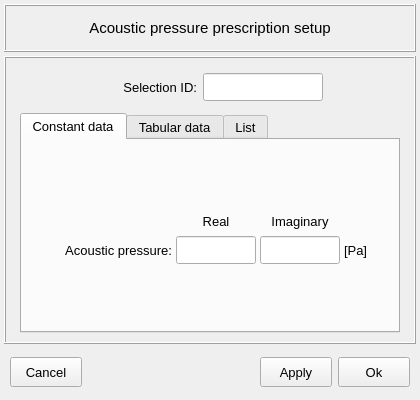
Qt form vibra/interface/data/ui_files/model/acoustic/excitations/acoustic_pressure_inputs.ui (MOPT-UFSC/VIBRA) before a commit.
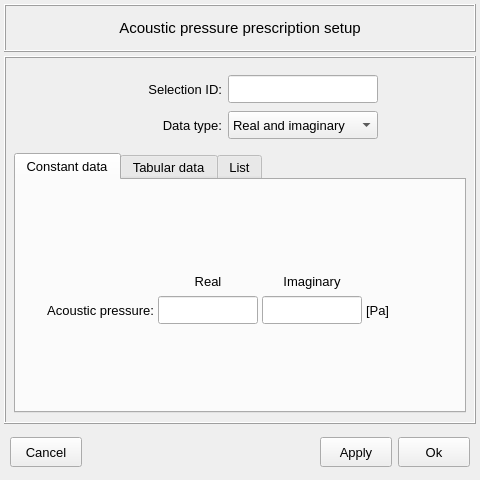
The same form after that commit. Icons and pictures are not drawn.

Diff of the .ui file:
```diff
--- a/vibra/interface/data/ui_files/model/acoustic/excitations/acoustic_pressure_inputs.ui
+++ b/vibra/interface/data/ui_files/model/acoustic/excitations/acoustic_pressure_inputs.ui
@@ -9,8 +9,8 @@
    <rect>
     <x>0</x>
     <y>0</y>
-    <width>420</width>
-    <height>400</height>
+    <width>480</width>
+    <height>480</height>
    </rect>
   </property>
   <property name="sizePolicy">
@@ -21,14 +21,14 @@
   </property>
   <property name="minimumSize">
    <size>
-    <width>420</width>
+    <width>480</width>
     <height>400</height>
    </size>
   </property>
   <property name="maximumSize">
    <size>
-    <width>420</width>
-    <height>400</height>
+    <width>480</width>
+    <height>480</height>
    </size>
   </property>
   <property name="font">
@@ -72,7 +72,7 @@
      </property>
      <property name="maximumSize">
       <size>
-       <width>420</width>
+       <width>16777215</width>
        <height>48</height>
       </size>
      </property>
@@ -120,7 +120,7 @@
      </property>
      <property name="maximumSize">
       <size>
-       <width>420</width>
+       <width>16777215</width>
        <height>480</height>
       </size>
      </property>
@@ -131,18 +131,24 @@
       <enum>QFrame::Shadow::Raised</enum>
      </property>
      <layout class="QGridLayout" name="gridLayout_4">
+      <property name="leftMargin">
+       <number>8</number>
+      </property>
+      <property name="rightMargin">
+       <number>8</number>
+      </property>
       <item row="0" column="0">
        <widget class="QFrame" name="frame_4">
         <property name="minimumSize">
          <size>
           <width>360</width>
-          <height>40</height>
+          <height>80</height>
          </size>
         </property>
         <property name="maximumSize">
          <size>
-          <width>380</width>
-          <height>40</height>
+          <width>16777215</width>
+          <height>90</height>
          </size>
         </property>
         <property name="frameShape">
@@ -174,7 +180,7 @@
           <widget class="QLineEdit" name="lineEdit_selection_id">
            <property name="minimumSize">
             <size>
-             <width>120</width>
+             <width>150</width>
              <height>28</height>
             </size>
            </property>
@@ -203,17 +209,105 @@
            </property>
           </widget>
          </item>
+         <item row="0" column="3">
+          <spacer name="horizontalSpacer_2">
+           <property name="orientation">
+            <enum>Qt::Orientation::Horizontal</enum>
+           </property>
+           <property name="sizeHint" stdset="0">
+            <size>
+             <width>40</width>
+             <height>20</height>
+            </size>
+           </property>
+          </spacer>
+         </item>
+         <item row="0" column="0">
+          <spacer name="horizontalSpacer">
+           <property name="orientation">
+            <enum>Qt::Orientation::Horizontal</enum>
+           </property>
+           <property name="sizeHint" stdset="0">
+            <size>
+             <width>40</width>
+             <height>20</height>
+            </size>
+           </property>
+          </spacer>
+         </item>
+         <item row="1" column="1">
+          <widget class="QLabel" name="label_4">
+           <property name="minimumSize">
+            <size>
+             <width>120</width>
+             <height>28</height>
+            </size>
+           </property>
+           <property name="maximumSize">
+            <size>
+             <width>120</width>
+             <height>28</height>
+            </size>
+           </property>
+           <property name="font">
+            <font>
+             <family>MS Shell Dlg 2</family>
+             <pointsize>10</pointsize>
+             <italic>false</italic>
+             <bold>false</bold>
+            </font>
+           </property>
+           <property name="text">
+            <string>Data type:</string>
+           </property>
+           <property name="alignment">
+            <set>Qt::AlignmentFlag::AlignRight|Qt::AlignmentFlag::AlignTrailing|Qt::AlignmentFlag::AlignVCenter</set>
+           </property>
+          </widget>
+         </item>
+         <item row="1" column="2">
+          <widget class="QComboBox" name="comboBox_data_type">
+           <property name="minimumSize">
+            <size>
+             <width>150</width>
+             <height>28</height>
+            </size>
+           </property>
+           <property name="maximumSize">
+            <size>
+             <width>150</width>
+             <height>28</height>
+            </size>
+           </property>
+           <property name="font">
+            <font>
+             <pointsize>10</pointsize>
+             <bold>false</bold>
+            </font>
+           </property>
+           <item>
+            <property name="text">
+             <string>Real and imaginary</string>
+            </property>
+           </item>
+           <item>
+            <property name="text">
+             <string>Amplitude and phase</string>
+            </property>
+           </item>
+          </widget>
+         </item>
          <item row="0" column="1">
           <widget class="QLabel" name="label_2">
            <property name="minimumSize">
             <size>
-             <width>100</width>
+             <width>120</width>
              <height>28</height>
             </size>
            </property>
            <property name="maximumSize">
             <size>
-             <width>100</width>
+             <width>120</width>
              <height>28</height>
             </size>
            </property>
@@ -272,7 +366,7 @@
         </property>
         <property name="maximumSize">
          <size>
-          <width>380</width>
+          <width>16777215</width>
           <height>16777215</height>
          </size>
         </property>
@@ -312,13 +406,13 @@
            <widget class="QLineEdit" name="lineEdit_imag_value">
             <property name="minimumSize">
              <size>
-              <width>80</width>
+              <width>100</width>
               <height>28</height>
              </size>
             </property>
             <property name="maximumSize">
              <size>
-              <width>80</width>
+              <width>100</width>
               <height>28</height>
              </size>
             </property>
@@ -339,7 +433,7 @@
            </widget>
           </item>
           <item row="1" column="2">
-           <widget class="QLabel" name="label_4">
+           <widget class="QLabel" name="label_dtype_left">
             <property name="minimumSize">
              <size>
               <width>80</width>
@@ -348,7 +442,7 @@
             </property>
             <property name="maximumSize">
              <size>
-              <width>80</width>
+              <width>16777215</width>
               <height>26</height>
              </size>
             </property>
@@ -402,13 +496,13 @@
            <widget class="QLineEdit" name="lineEdit_real_value">
             <property name="minimumSize">
              <size>
-              <width>80</width>
+              <width>100</width>
               <height>28</height>
              </size>
             </property>
             <property name="maximumSize">
              <size>
-              <width>80</width>
+              <width>100</width>
               <height>28</height>
              </size>
             </property>
@@ -432,13 +526,13 @@
            <widget class="QLabel" name="label_21">
             <property name="minimumSize">
              <size>
-              <width>0</width>
+              <width>80</width>
               <height>28</height>
              </size>
             </property>
             <property name="maximumSize">
              <size>
-              <width>60</width>
+              <width>80</width>
               <height>28</height>
              </size>
             </property>
@@ -507,7 +601,7 @@
             </property>
             <property name="maximumSize">
              <size>
-              <width>80</width>
+              <width>16777215</width>
               <height>26</height>
              </size>
             </property>
```
Left out of the diff: 56 changed lines with no effect on the pictures.
